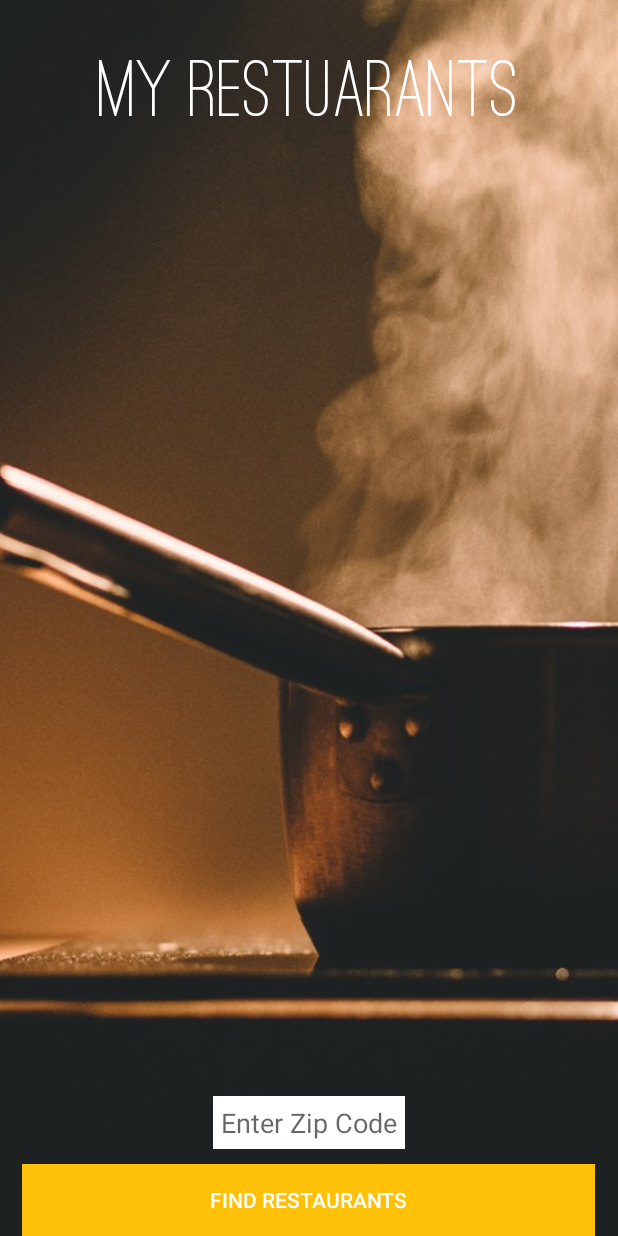
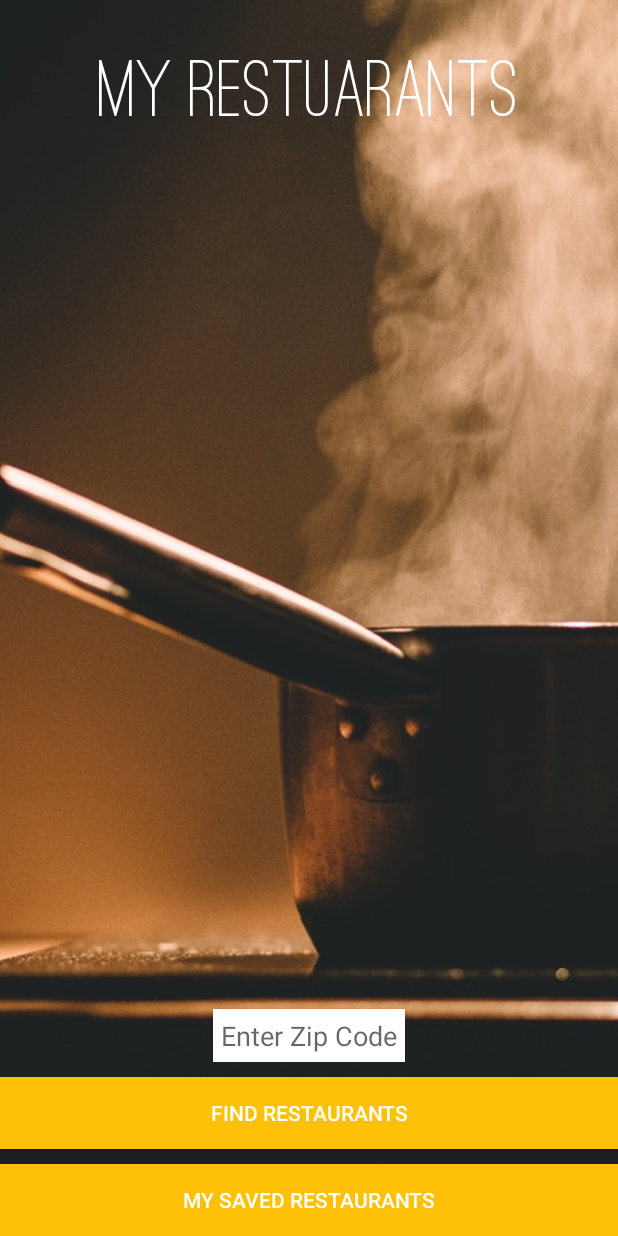
Before and after one commit to warnock/android-restaurant-app, an Android app: the screen it shows after launch (MainActivity), on a phone screen of 412 x 824 dp. Run offline under Robolectric (Android 15) with nearby library versions, the phone set to English and light mode, and no system bars; our stand-ins replace ButterKnife, Firebase (no records; nobody signed in at launch, a user with empty details on screens opened directly).

Commit message:
add save recycler view for restaurants

```diff
--- a/app/build.gradle
+++ b/app/build.gradle
@@ -68,4 +68,5 @@ dependencies {
     annotationProcessor 'org.parceler:parceler:1.1.6'
     apply plugin: 'com.google.gms.google-services'
     compile 'com.google.firebase:firebase-database:9.2.1'
+    compile 'com.firebaseui:firebase-ui-database:0.4.1'
 }
--- a/app/src/main/java/com/example/guest/myrestaurant/ui/MainActivity.java
+++ b/app/src/main/java/com/example/guest/myrestaurant/ui/MainActivity.java
@@ -34,6 +34,7 @@ public class MainActivity extends AppCompatActivity implements View.OnClickListe
     @Bind(R.id.findRestaurantsButton) Button mFindRestaurantsButton;
     @Bind(R.id.locationEditText) EditText mLocationEditText;
     @Bind(R.id.appNameTextView) TextView mAppNameTextView;
+    @Bind(R.id.savedRestaurantsButton) Button mSavedRestaurantsButton;
 
     @Override
     protected void onCreate(Bundle savedInstanceState) {
@@ -71,6 +72,7 @@ public class MainActivity extends AppCompatActivity implements View.OnClickListe
         mAppNameTextView.setTypeface(ostrichBoldFont);
 
         mFindRestaurantsButton.setOnClickListener(this);
+        mSavedRestaurantsButton.setOnClickListener(this);
 
 
     }
@@ -85,6 +87,10 @@ public class MainActivity extends AppCompatActivity implements View.OnClickListe
             saveLocationToFirebase(location);
             Intent intent = new Intent(MainActivity.this, RestaurantsListActivity.class);
             intent.putExtra("location", location);
+            startActivity(intent);
+        }
+        if (v == mSavedRestaurantsButton) {
+            Intent intent = new Intent(MainActivity.this, SavedRestaurantListActivity.class);
             startActivity(intent);
         }
     }
--- a/app/src/main/res/layout/activity_main.xml
+++ b/app/src/main/res/layout/activity_main.xml
@@ -27,13 +27,15 @@
     <Button
         android:layout_width="match_parent"
         android:layout_height="wrap_content"
+        android:text="Find Restaurants"
         android:id="@+id/findRestaurantsButton"
-        android:text="Find Restaurants"
-        android:layout_centerHorizontal="true"
-        android:layout_alignParentBottom="true"
         android:background="@color/colorAccent"
         android:textColor="@color/colorTextIcons"
-        android:layout_marginLeft="30dp"/>
+        android:visibility="visible"
+        android:layout_above="@+id/savedRestaurantsButton"
+        android:layout_alignParentLeft="true"
+        android:layout_alignParentStart="true"
+        android:layout_marginBottom="10dp" />
 
     <EditText
         android:layout_width="wrap_content"
@@ -45,4 +47,16 @@
         android:padding="5dp"
         android:hint="Enter Zip Code"
         android:layout_centerHorizontal="true" />
+
+    <Button
+        android:layout_width="match_parent"
+        android:layout_height="wrap_content"
+        android:text="My Saved Restaurants"
+        android:id="@+id/savedRestaurantsButton"
+        android:background="@color/colorAccent"
+        android:textColor="@color/colorTextIcons"
+        android:visibility="visible"
+        android:layout_alignParentBottom="true"
+        android:layout_alignParentLeft="true"
+        android:layout_alignParentStart="true"/>
 </RelativeLayout>
```
Also changed, not shown: app/src/main/AndroidManifest.xml (+7 -7 lines), app/src/main/java/com/example/guest/myrestaurant/adapters/FirebaseRestaurantViewHolder.java (added, +82 -0 lines), app/src/main/java/com/example/guest/myrestaurant/ui/SavedRestaurantListActivity.java (added, +57 -0 lines).
